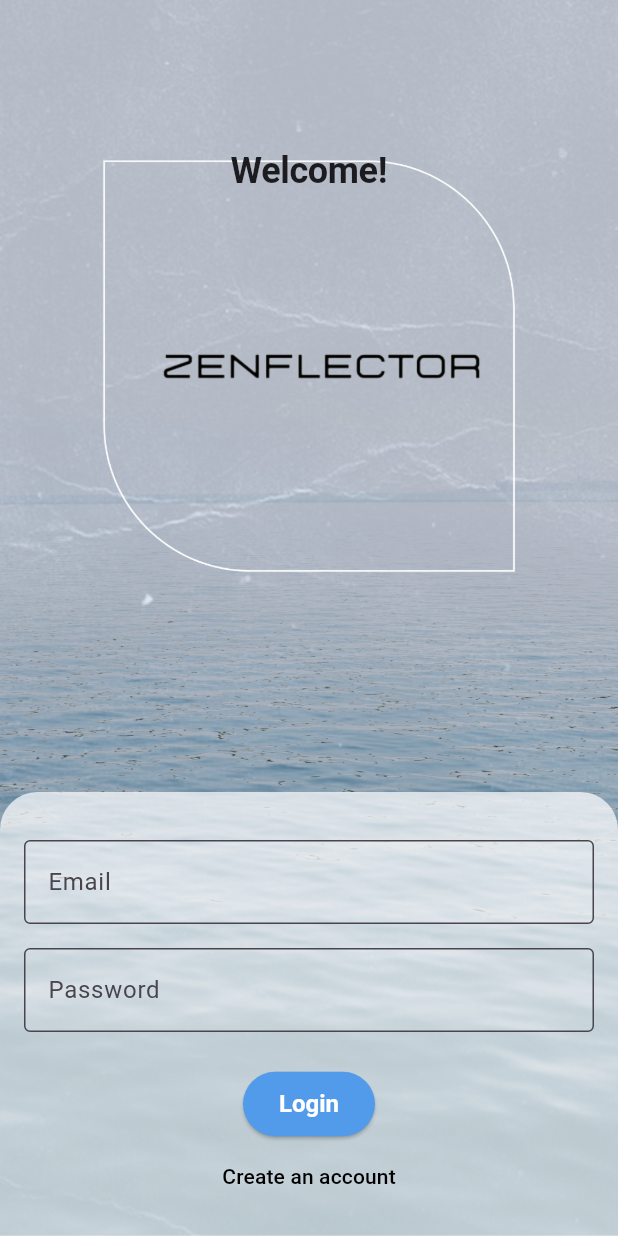
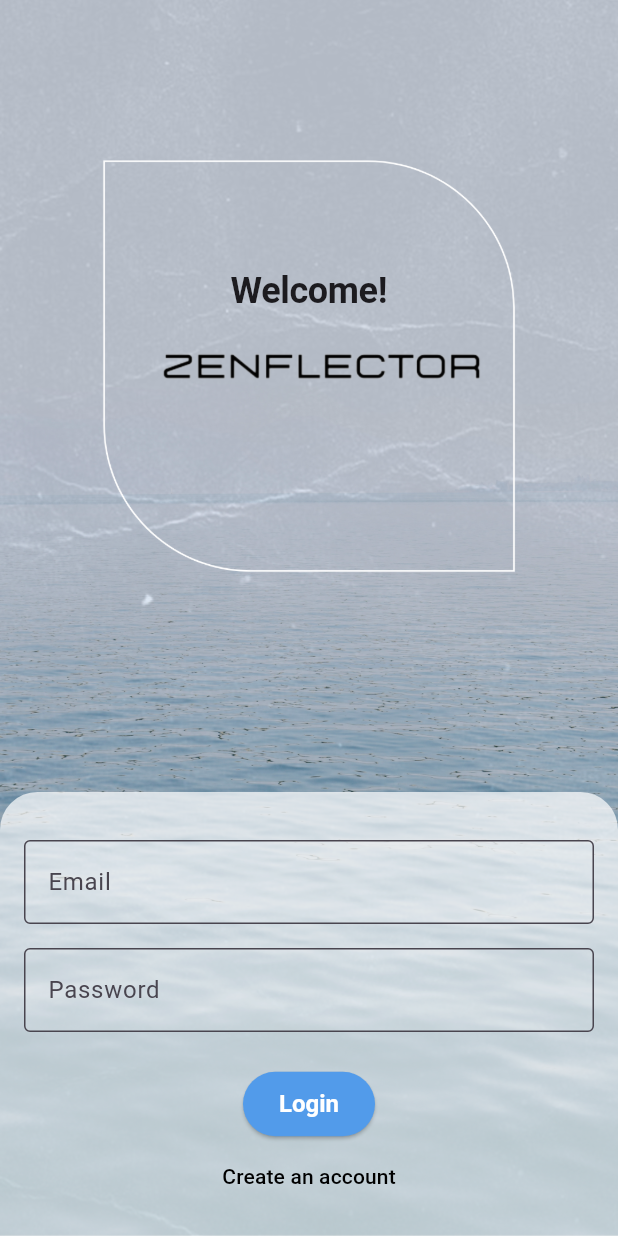
Before and after one commit to zahidprvz/zenflector, a Flutter app: the screen it shows after launch, on a phone screen of 412 x 824 dp. Run offline on Flutter 3.47's test engine with Material 3 defaults, Android fonts, the phone set to English and light mode, and no system bars; our stand-ins replace cached_network_image, cloud_firestore, equatable, firebase_auth, firebase_core, firebase_storage and 8 more; missing offline and left inert: audio_session; accounts and stored records are empty; Roboto replaces fonts that are missing (Montserrat).

Commit message:
updated the welcome text to center

```diff
--- a/lib/screens/auth_screen.dart
+++ b/lib/screens/auth_screen.dart
@@ -93,7 +93,7 @@ class _AuthScreenState extends State<AuthScreen> {
             mainAxisAlignment: MainAxisAlignment.spaceBetween,
             children: [
               Padding(
-                padding: const EdgeInsets.only(top: 100.0),
+                padding: const EdgeInsets.only(top: 180.0),
                 child: Column(
                   children: [
                     Text(
```
